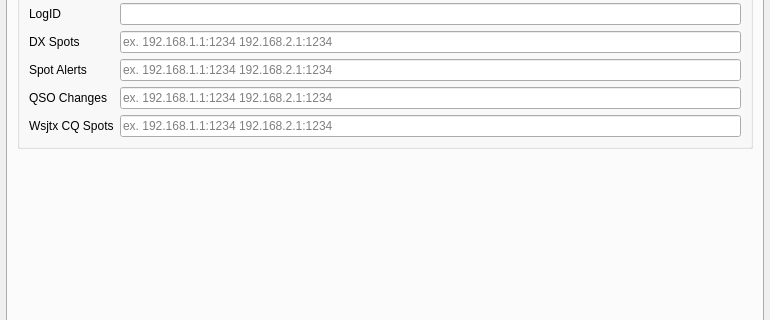
jg3hlx/QLog, file ui/SettingsDialog.ui: the form before one commit; both pictures show x 0 to 770 and y 215 to 535 of the 770 by 796 pixel window.
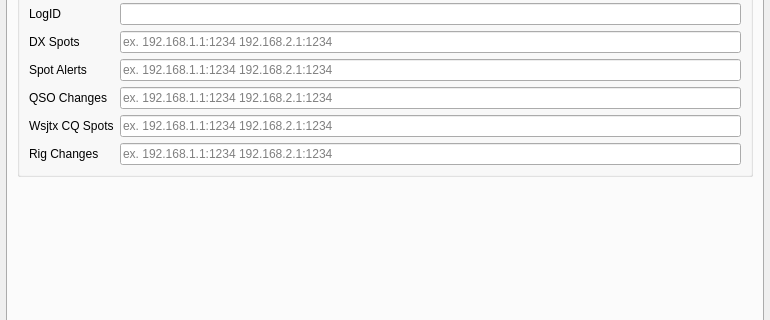
The form after the commit. The open tabs and pages were chosen to show the change. Icons and pictures are not drawn. Custom widgets are drawn as their Qt base class.

The edit to the form file:
```diff
--- a/ui/SettingsDialog.ui
+++ b/ui/SettingsDialog.ui
@@ -4143,6 +4143,23 @@
             </property>
            </widget>
           </item>
+          <item row="5" column="0">
+           <widget class="QLabel" name="notifRigLabel">
+            <property name="text">
+             <string>Rig Changes</string>
+            </property>
+           </widget>
+          </item>
+          <item row="5" column="1">
+           <widget class="QLineEdit" name="notifRigEdit">
+            <property name="toolTip">
+             <string>&lt;p&gt; List of IP addresses to which QLog sends UDP notification packets when Rig State changes.&lt;/p&gt;The IP addresses are separated by a space and have the form IP:PORT</string>
+            </property>
+            <property name="placeholderText">
+             <string>ex. 192.168.1.1:1234 192.168.2.1:1234</string>
+            </property>
+           </widget>
+          </item>
          </layout>
         </widget>
        </item>
```
Left out of the diff: 4 changed lines with no effect on the pictures.
